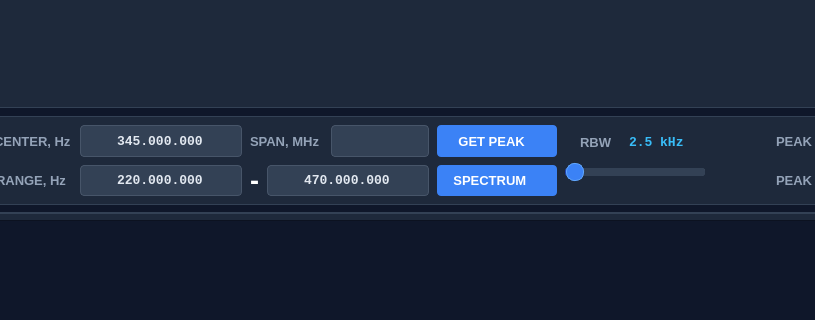
Old version of the form mainwindow.ui in the repository vitalisimys/Check_station; both pictures show x 151 to 966 and y 345 to 665 of the 1301 by 806 pixel window.
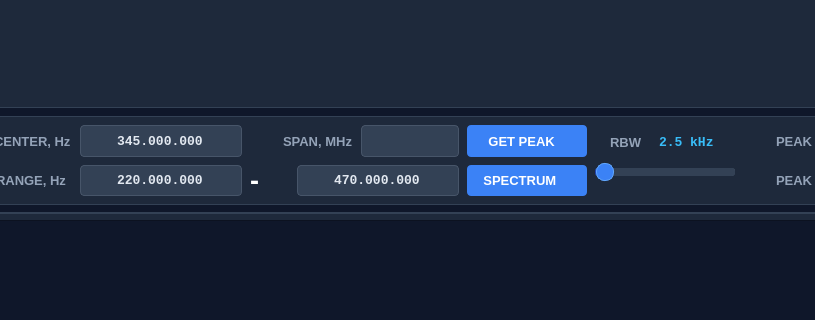
New version of the form. The open tabs and pages were chosen to show the change. Icons and pictures are not drawn. Custom widgets are drawn as their Qt base class.

Commit message: Показ менбю при ненаходе интерфейсов

```diff
--- a/mainwindow.ui
+++ b/mainwindow.ui
@@ -1304,6 +1304,19 @@
                  </property>
                 </widget>
                </item>
+               <item>
+                <spacer name="horizontalSpacer_3">
+                 <property name="orientation">
+                  <enum>Qt::Horizontal</enum>
+                 </property>
+                 <property name="sizeHint" stdset="0">
+                  <size>
+                   <width>40</width>
+                   <height>20</height>
+                  </size>
+                 </property>
+                </spacer>
+               </item>
                <item>
                 <widget class="QLabel" name="labelSpectrumSpanCaption">
                  <property name="font">
@@ -1323,7 +1336,7 @@
                <item>
                 <widget class="QComboBox" name="comboBoxSpectrumSpanMHz">
                  <property name="sizePolicy">
-                  <sizepolicy hsizetype="Fixed" vsizetype="Minimum">
+                  <sizepolicy hsizetype="Preferred" vsizetype="Minimum">
                    <horstretch>0</horstretch>
                    <verstretch>0</verstretch>
                   </sizepolicy>
```
Left out of the diff: 2 changed lines with no effect on the pictures. The commit also changes 1 other file.
